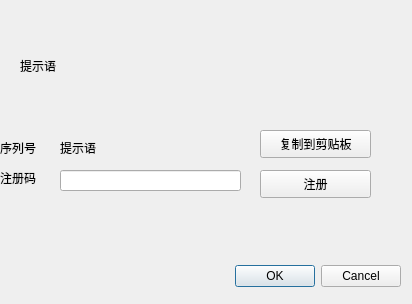
First picture: the form in yys/UI/registerUI.ui, repository w978211741/yys, before the edit.
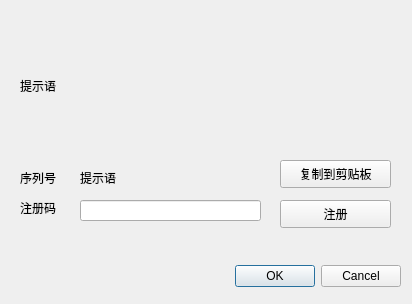
Second picture: the form after the edit.

Diff of the .ui file:
```diff
--- a/yys/UI/registerUI.ui
+++ b/yys/UI/registerUI.ui
@@ -32,8 +32,8 @@
   <widget class="QLineEdit" name="lineEdit_register">
    <property name="geometry">
     <rect>
-     <x>60</x>
-     <y>170</y>
+     <x>80</x>
+     <y>200</y>
      <width>181</width>
      <height>21</height>
     </rect>
@@ -43,7 +43,7 @@
    <property name="geometry">
     <rect>
      <x>20</x>
-     <y>10</y>
+     <y>30</y>
      <width>371</width>
      <height>111</height>
     </rect>
@@ -55,8 +55,8 @@
   <widget class="QLabel" name="label_serial">
    <property name="geometry">
     <rect>
-     <x>60</x>
-     <y>140</y>
+     <x>80</x>
+     <y>170</y>
      <width>181</width>
      <height>16</height>
     </rect>
@@ -68,8 +68,8 @@
   <widget class="QPushButton" name="pushButtoncopy">
    <property name="geometry">
     <rect>
-     <x>260</x>
-     <y>130</y>
+     <x>280</x>
+     <y>160</y>
      <width>111</width>
      <height>28</height>
     </rect>
@@ -81,8 +81,8 @@
   <widget class="QPushButton" name="pushButton_registe">
    <property name="geometry">
     <rect>
-     <x>260</x>
-     <y>170</y>
+     <x>280</x>
+     <y>200</y>
      <width>111</width>
      <height>28</height>
     </rect>
@@ -94,8 +94,8 @@
   <widget class="QLabel" name="label_2">
    <property name="geometry">
     <rect>
-     <x>0</x>
-     <y>140</y>
+     <x>20</x>
+     <y>170</y>
      <width>51</width>
      <height>16</height>
     </rect>
@@ -107,8 +107,8 @@
   <widget class="QLabel" name="label_3">
    <property name="geometry">
     <rect>
-     <x>0</x>
-     <y>170</y>
+     <x>20</x>
+     <y>200</y>
      <width>51</width>
      <height>16</height>
     </rect>
```
Left out of the diff: 2 changed lines with no effect on the pictures.
